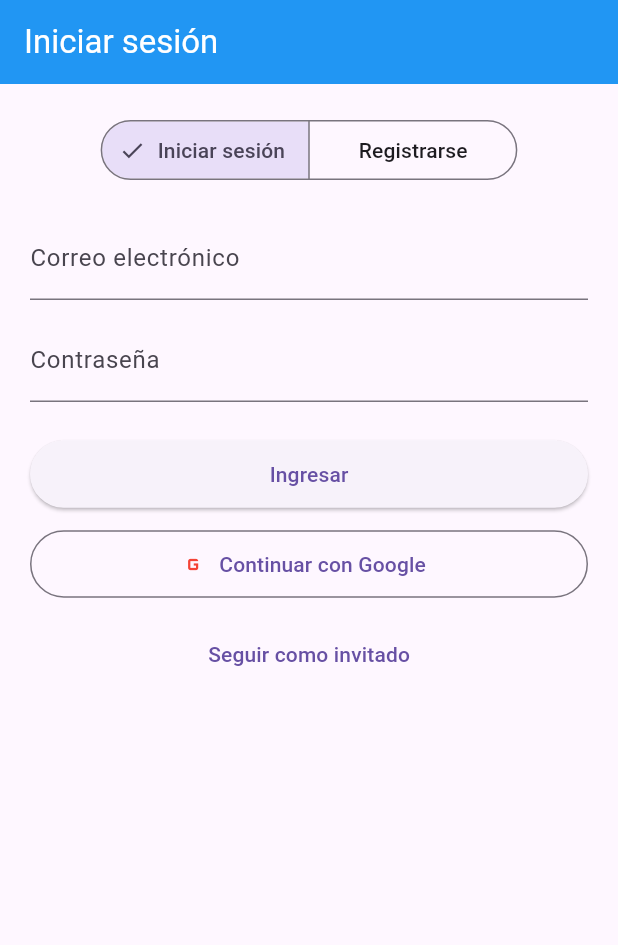
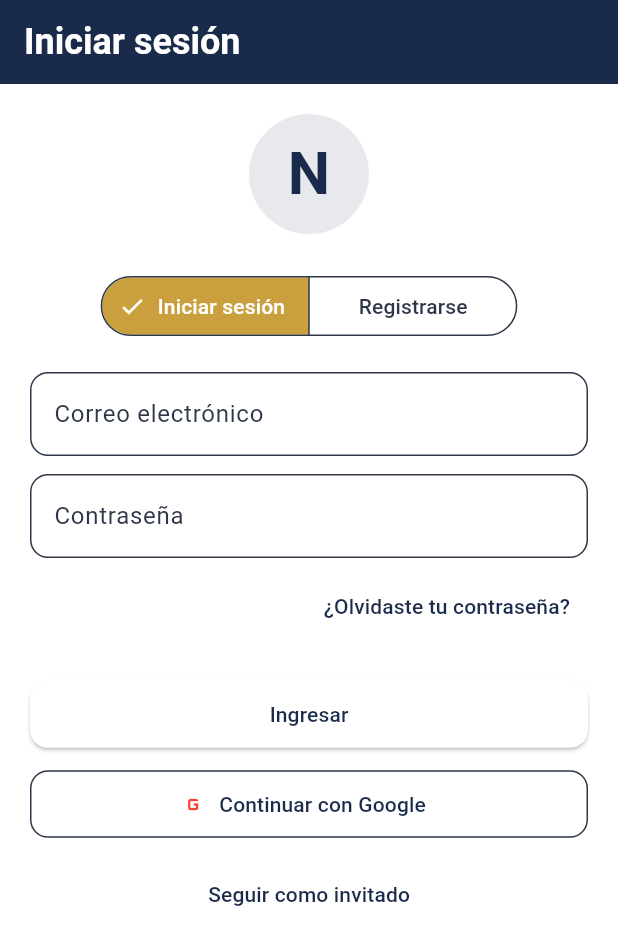
Before and after one commit to Seba-QA/coleccion_numismatica, a Flutter app: the screen it shows after launch, on a phone screen of 412 x 824 dp. Shown: the top 945 px of the screen. Run offline on Flutter 3.47's test engine with Material 3 defaults, Android fonts, the light colour scheme and no system bars; our stand-ins replace cloud_firestore, file_picker, firebase_auth, firebase_core, google_sign_in, hive_flutter and 3 more; accounts and stored records are empty.

Commit message:
Se mejora interfaz creando ThemeData
Se agrega tema claro/oscuro, pero se debe mejorar la visual del tema oscuro

```diff
--- a/coleccion_numismatica/lib/detalle_moneda.dart
+++ b/coleccion_numismatica/lib/detalle_moneda.dart
@@ -13,8 +13,6 @@ class DetalleMoneda extends StatelessWidget {
     return Scaffold(
       appBar: AppBar(
         title: Text(moneda['denominacion'] ?? 'Detalle'),
-        backgroundColor: Colors.blue,
-        foregroundColor: Colors.white,
       ),
       body: SafeArea(
         child: SingleChildScrollView(
@@ -64,7 +62,6 @@ class DetalleMoneda extends StatelessWidget {
           style: const TextStyle(
             fontSize: 20,
             fontWeight: FontWeight.bold,
-            color: Colors.blue,
           ),
         ),
         const SizedBox(height: 12),
--- a/coleccion_numismatica/lib/formulario_opcional.dart
+++ b/coleccion_numismatica/lib/formulario_opcional.dart
@@ -53,8 +53,6 @@ class _FormularioOpcionalState extends State<FormularioOpcional> {
     return Scaffold(
       appBar: AppBar(
         title: const Text('Datos opcionales'),
-        backgroundColor: Colors.blue,
-        foregroundColor: Colors.white,
       ),
       body: SafeArea(
         child: SingleChildScrollView(
@@ -121,7 +119,7 @@ class _FormularioOpcionalState extends State<FormularioOpcional> {
                 Container(
                   padding: const EdgeInsets.all(16),
                   decoration: BoxDecoration(
-                    border: Border.all(color: Colors.grey),
+                    border: Border.all(color: Color(0xFF1A2A4A)),
                     borderRadius: BorderRadius.circular(8),
                   ),
                   child: const Text(
--- a/coleccion_numismatica/lib/main.dart
+++ b/coleccion_numismatica/lib/main.dart
@@ -14,16 +14,6 @@ void main() async {
   WidgetsFlutterBinding.ensureInitialized();
   try {
     await Firebase.initializeApp();
-    // final auth = FirebaseAuth.instance;
-    // User? user = auth.currentUser;
-    // if (user == null) {
-    //   await auth.signInAnonymously();
-    //   print('Usuario anónimo creado: ${auth.currentUser?.uid}');
-    // } else {
-    //   print('Usuario ya existente: ${user.uid}');
-    // }
-    // No creamos usuario anónimo automáticamente.
-    // El usuario deberá tocar "Seguir como invitado" si quiere modo invitado.
     print('Esperando acción del usuario (login o invitado)');
     final appDocumentDir =
         await path_provider.getApplicationDocumentsDirectory();
@@ -38,13 +28,134 @@ void main() async {
 
 class ColeccionNumismaticaApp extends StatelessWidget {
   const ColeccionNumismaticaApp({super.key});
+  // TEMA CLARO
+  static final ThemeData _lightTheme = ThemeData(
+    useMaterial3: true,
+    brightness: Brightness.light,
+    colorScheme: const ColorScheme.light(
+      primary: Color(0xFF1A2A4A),      // azul marino
+      secondary: Color(0xFFC9A03D),    // dorado
+      surface: Colors.white,
+      background: Color(0xFFF8F9FA),
+      error: Color(0xFFC53030),
+      onPrimary: Colors.white,
+      onSecondary: Colors.white,
+      onSurface: Color(0xFF2D3748),
+      onBackground: Color(0xFF2D3748),
+    ),
+    appBarTheme: const AppBarTheme(
+      centerTitle: false,
+      elevation: 0,
+      backgroundColor: Color(0xFF1A2A4A),
+      foregroundColor: Colors.white,
+    ),
+    inputDecorationTheme: InputDecorationTheme(
+      border: OutlineInputBorder(
+        borderRadius: BorderRadius.circular(12),
+      ),
+      filled: true,
+      fillColor: Colors.white,
+    ),
+    elevatedButtonTheme: ElevatedButtonThemeData(
+      style: ElevatedButton.styleFrom(
+        minimumSize: const Size(double.infinity, 48),
+        shape: RoundedRectangleBorder(
+          borderRadius: BorderRadius.circular(12),
+        ),
+      ),
+    ),
+    outlinedButtonTheme: OutlinedButtonThemeData(
+      style: OutlinedButton.styleFrom(
+        minimumSize: const Size(double.infinity, 48),
+        shape: RoundedRectangleBorder(
+          borderRadius: BorderRadius.circular(12),
+        ),
+      ),
+    ),
+    cardTheme: CardTheme(
+      elevation: 2,
+      shape: RoundedRectangleBorder(
+        borderRadius: BorderRadius.circular(12),
+      ),
+    ),
+    textTheme: const TextTheme(
+      titleLarge: TextStyle(fontSize: 24, fontWeight: FontWeight.bold),
+      titleMedium: TextStyle(fontSize: 18, fontWeight: FontWeight.w600),
+      bodyLarge: TextStyle(fontSize: 16),
+      bodyMedium: TextStyle(fontSize: 14),
+      labelLarge: TextStyle(fontSize: 14, fontWeight: FontWeight.w500),
+    ),
+  );
+
+  // TEMA OSCURO
+  static final ThemeData _darkTheme = ThemeData(
+    useMaterial3: true,
+    brightness: Brightness.dark,
+    colorScheme: const ColorScheme.dark(
+      primary: Color(0xFF1A2A4A),
+      secondary: Color(0xFFC9A03D),
+      surface: Color(0xFF2C2C2C),
+      background: Color(0xFF121212),
+      error: Color(0xFFC53030),
+      onPrimary: Colors.white,
+      onSecondary: Colors.white,
+      onSurface: Colors.white,
+      onBackground: Colors.white,
+    ),
+    appBarTheme: const AppBarTheme(
+      centerTitle: false,
+      elevation: 0,
+      backgroundColor: Color(0xFF1A2A4A),
+      foregroundColor: Colors.white,
+    ),
+    inputDecorationTheme: InputDecorationTheme(
+      border: OutlineInputBorder(
+        borderRadius: BorderRadius.circular(12),
+      ),
+      filled: true,
+      fillColor: Color(0xFF3A3A3A),
+    ),
+    elevatedButtonTheme: ElevatedButtonThemeData(
+      style: ElevatedButton.styleFrom(
+        minimumSize: const Size(double.infinity, 48),
+        shape: RoundedRectangleBorder(
+          borderRadius: BorderRadius.circular(12),
+        ),
+      ),
+    ),
+    outlinedButtonTheme: OutlinedButtonThemeData(
+      style: OutlinedButton.styleFrom(
+        minimumSize: const Size(double.infinity, 48),
+        shape: RoundedRectangleBorder(
+          borderRadius: BorderRadius.circular(12),
+        ),
+      ),
+    ),
+    cardTheme: CardTheme(
+      elevation: 2,
+      shape: RoundedRectangleBorder(
+        borderRadius: BorderRadius.circular(12),
+      ),
+    ),
+    textTheme: const TextTheme(
+      titleLarge: TextStyle(fontSize: 24, fontWeight: FontWeight.bold),
+      titleMedium: TextStyle(fontSize: 18, fontWeight: FontWeight.w600),
+      bodyLarge: TextStyle(fontSize: 16),
+      bodyMedium: TextStyle(fontSize: 14),
+      labelLarge: TextStyle(fontSize: 14, fontWeight: FontWeight.w500),
+    ),
+  );
 
   @override
   Widget build(BuildContext context) {
     final authService = ServicioAuth();
     return MaterialApp(
       title: 'Colección Numismática',
-      theme: ThemeData(primarySwatch: Colors.blue, useMaterial3: true),
+      theme: _lightTheme,
+      darkTheme: _darkTheme,
+      //themeMode: ThemeMode.system,
+      //themeMode: ThemeMode.dark,
+      themeMode: ThemeMode.light,
       home: StreamBuilder<User?>(
         stream: authService.userChanges,
         builder: (context, snapshot) {
@@ -225,8 +336,6 @@ class _ListaMonedasState extends State<ListaMonedas> {
     return Scaffold(
       appBar: AppBar(
         title: const Text('Mi Colección Numismática'),
-        backgroundColor: Colors.blue,
-        foregroundColor: Colors.white,
         actions: [
           IconButton(
             icon: const Icon(Icons.person),
@@ -618,11 +727,18 @@ class _ListaMonedasState extends State<ListaMonedas> {
                 ),
               ),
               actions: [
-                TextButton(
+                Row(
+                  mainAxisAlignment: MainAxisAlignment.spaceBetween,
+                  children: [
+                    Expanded(
+                      child: TextButton(
                         onPressed: () => Navigator.pop(context),
                         child: const Text('Cancelar'),
                       ),
-                ElevatedButton(
+                    ),
+                    const SizedBox(width: 12),
+                    Expanded(
+                      child: ElevatedButton(
                         onPressed: () {
                           if (_denominacionController.text.isNotEmpty &&
                               _paisController.text.isNotEmpty &&
@@ -644,6 +760,9 @@ class _ListaMonedasState extends State<ListaMonedas> {
                           }
                         },
                         child: const Text('Siguiente →'),
+                      ),
+                    ),
+                  ],
                 ),
               ],
             );
--- a/coleccion_numismatica/lib/pantalla_auth.dart
+++ b/coleccion_numismatica/lib/pantalla_auth.dart
@@ -170,11 +170,7 @@ class _PantallaAuthState extends State<PantallaAuth> {
   @override
   Widget build(BuildContext context) {
     return Scaffold(
-      appBar: AppBar(
-        title: Text(_isLogin ? 'Iniciar sesión' : 'Registrarse'),
-        backgroundColor: Colors.blue,
-        foregroundColor: Colors.white,
-      ),
+      appBar: AppBar(title: Text(_isLogin ? 'Iniciar sesión' : 'Registrarse')),
       body: Padding(
         padding: const EdgeInsets.all(20),
         child: Form(
@@ -183,6 +179,28 @@ class _PantallaAuthState extends State<PantallaAuth> {
             child: Column(
               mainAxisAlignment: MainAxisAlignment.center,
               children: [
+                // Logo provisional
+                Container(
+                  width: 80,
+                  height: 80,
+                  decoration: BoxDecoration(
+                    color: Theme.of(
+                      context,
+                    ).colorScheme.primary.withOpacity(0.1),
+                    shape: BoxShape.circle,
+                  ),
+                  child: Center(
+                    child: Text(
+                      'N',
+                      style: TextStyle(
+                        fontSize: 40,
+                        fontWeight: FontWeight.bold,
+                        color: Theme.of(context).colorScheme.primary,
+                      ),
+                    ),
+                  ),
+                ),
+                const SizedBox(height: 24),
                 SegmentedButton<String>(
                   segments: const [
                     ButtonSegment(
@@ -221,6 +239,18 @@ class _PantallaAuthState extends State<PantallaAuth> {
                       (value) =>
                           value!.length >= 6 ? null : 'Mínimo 6 caracteres',
                 ),
+                if (_isLogin) ...[
+                  const SizedBox(height: 8),
+                  Row(
+                    mainAxisAlignment: MainAxisAlignment.end,
+                    children: [
+                      TextButton(
+                        onPressed: () {},
+                        child: const Text('¿Olvidaste tu contraseña?'),
+                      ),
+                    ],
+                  ),
+                ],
                 if (!_isLogin) ...[
                   const SizedBox(height: 12),
                   TextFormField(
--- a/coleccion_numismatica/lib/pantalla_perfil.dart
+++ b/coleccion_numismatica/lib/pantalla_perfil.dart
@@ -186,8 +186,6 @@ class _PantallaPerfilState extends State<PantallaPerfil> {
     return Scaffold(
       appBar: AppBar(
         title: const Text('Mi Perfil'),
-        backgroundColor: Colors.blue,
-        foregroundColor: Colors.white,
       ),
       body: Padding(
         padding: const EdgeInsets.all(16),
@@ -196,7 +194,6 @@ class _PantallaPerfilState extends State<PantallaPerfil> {
             const SizedBox(height: 20),
             CircleAvatar(
               radius: 50,
-              backgroundColor: Colors.blue.shade100,
               child: Icon(Icons.person, size: 50, color: Colors.blue.shade800),
             ),
             const SizedBox(height: 20),
@@ -233,7 +230,6 @@ class _PantallaPerfilState extends State<PantallaPerfil> {
             if (esAnonimo) ...[
               const SizedBox(height: 20),
               const Card(
-                color: Colors.amberAccent,
                 child: Padding(
                   padding: EdgeInsets.all(12),
                   child: Column(
@@ -263,7 +259,6 @@ class _PantallaPerfilState extends State<PantallaPerfil> {
             const SizedBox(height: 30),
             ElevatedButton(
               onPressed: _cerrarSesion,
-              style: ElevatedButton.styleFrom(backgroundColor: Colors.red),
               child: const Text('Cerrar sesión'),
             ),
           ],
--- a/coleccion_numismatica/lib/selector_imagen.dart
+++ b/coleccion_numismatica/lib/selector_imagen.dart
@@ -54,8 +54,6 @@ class SelectorImagen extends StatelessWidget {
       uiSettings: [
         AndroidUiSettings(
           toolbarTitle: 'Ajustar imagen',
-          toolbarColor: Colors.blue,
-          toolbarWidgetColor: Colors.white,
           initAspectRatio: CropAspectRatioPreset.original,
           lockAspectRatio: true,
           hideBottomControls: false,
@@ -83,7 +81,7 @@ class SelectorImagen extends StatelessWidget {
             height: tipo == 'moneda' ? 150 : 100,
             width: tipo == 'moneda' ? 150 : double.infinity,
             decoration: BoxDecoration(
-              border: Border.all(color: Colors.grey),
+              border: Border.all(color: Color(0xFF1A2A4A)),
               borderRadius: BorderRadius.circular(8),
             ),
             child:
```
Also changed, not shown: 2 other files. Lines whose indentation alone changed are shown as unchanged.
